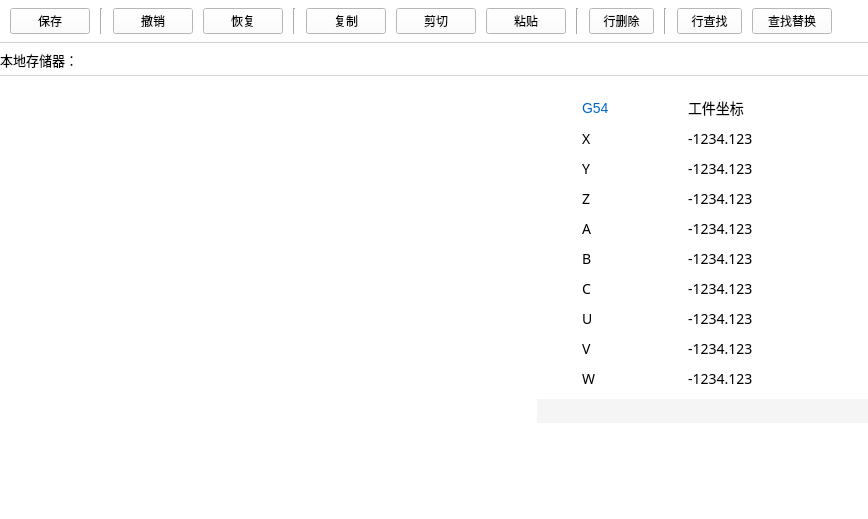
Above: client/programeditbar.ui from DandiacalMonkey/ltp before the change. Below: the same form after it.
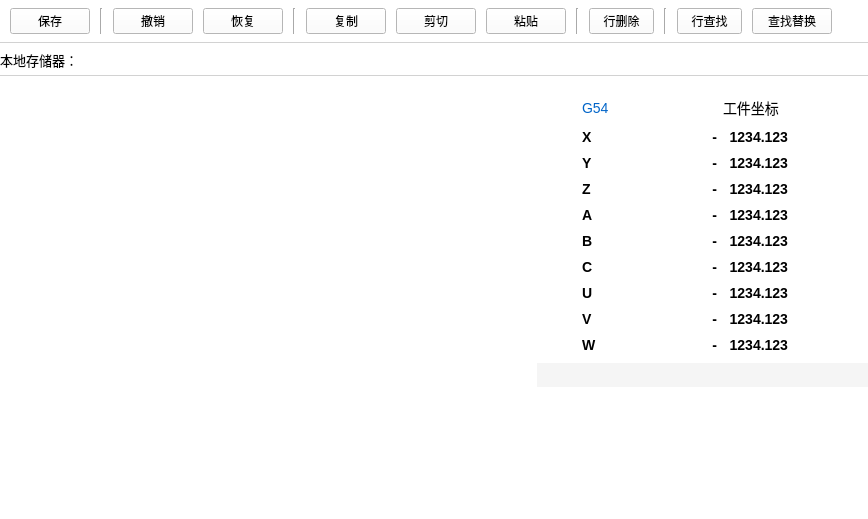
That is the form after the change. Custom widgets are drawn as their Qt base class.

```diff
--- a/client/programeditbar.ui
+++ b/client/programeditbar.ui
@@ -245,26 +245,6 @@
            <property name="verticalSpacing">
             <number>10</number>
            </property>
-           <item row="1" column="1">
-            <widget class="QLabel" name="workpieceCoordinateAxesX_">
-             <property name="styleSheet">
-              <string notr="true">font:14px Arial Bold;</string>
-             </property>
-             <property name="text">
-              <string>-1234.123</string>
-             </property>
-            </widget>
-           </item>
-           <item row="1" column="0">
-            <widget class="QLabel" name="axesLabelX_">
-             <property name="styleSheet">
-              <string notr="true">font:14px Arial Bold;</string>
-             </property>
-             <property name="text">
-              <string>X</string>
-             </property>
-            </widget>
-           </item>
            <item row="0" column="0">
             <widget class="QLabel" name="currentWorkpieceCoordinate_">
              <property name="styleSheet">
@@ -275,173 +255,337 @@
              </property>
             </widget>
            </item>
-           <item row="0" column="1">
-            <widget class="QLabel" name="label_3">
+           <item row="1" column="2">
+            <widget class="QLabel" name="workpieceCoordinateAxesX_">
              <property name="styleSheet">
-              <string notr="true">font:14px SIMHEI;</string>
+              <string notr="true">font:Bold 14px Arial;</string>
              </property>
              <property name="text">
-              <string>工件坐标</string>
+              <string>1234.123</string>
+             </property>
+             <property name="alignment">
+              <set>Qt::AlignRight|Qt::AlignTrailing|Qt::AlignVCenter</set>
              </property>
             </widget>
            </item>
-           <item row="7" column="0">
-            <widget class="QLabel" name="axesLabelU_">
+           <item row="1" column="0">
+            <widget class="QLabel" name="axesLabelX_">
              <property name="styleSheet">
-              <string notr="true">font:14px Arial Bold;</string>
+              <string notr="true">font:Bold 14px Arial;</string>
              </property>
              <property name="text">
-              <string>U</string>
+              <string>X</string>
              </property>
             </widget>
            </item>
            <item row="6" column="0">
             <widget class="QLabel" name="axesLabelC_">
              <property name="styleSheet">
-              <string notr="true">font:14px Arial Bold;</string>
+              <string notr="true">font:Bold 14px Arial;</string>
              </property>
              <property name="text">
               <string>C</string>
              </property>
             </widget>
            </item>
-           <item row="8" column="0">
-            <widget class="QLabel" name="axesLabelV_">
+           <item row="7" column="0">
+            <widget class="QLabel" name="axesLabelU_">
              <property name="styleSheet">
-              <string notr="true">font:14px Arial Bold;</string>
+              <string notr="true">font:Bold 14px Arial;</string>
              </property>
              <property name="text">
-              <string>V</string>
+              <string>U</string>
+             </property>
+            </widget>
+           </item>
+           <item row="0" column="2">
+            <widget class="QLabel" name="label_3">
+             <property name="styleSheet">
+              <string notr="true">font:14px SIMHEI;</string>
+             </property>
+             <property name="text">
+              <string>工件坐标</string>
              </property>
             </widget>
            </item>
            <item row="2" column="0">
             <widget class="QLabel" name="axesLabelY_">
              <property name="styleSheet">
-              <string notr="true">font:14px Arial Bold;</string>
+              <string notr="true">font:Bold 14px Arial;</string>
              </property>
              <property name="text">
               <string>Y</string>
              </property>
             </widget>
            </item>
-           <item row="5" column="0">
-            <widget class="QLabel" name="axesLabelB_">
+           <item row="8" column="0">
+            <widget class="QLabel" name="axesLabelV_">
              <property name="styleSheet">
-              <string notr="true">font:14px Arial Bold;</string>
+              <string notr="true">font:Bold 14px Arial;</string>
              </property>
              <property name="text">
-              <string>B</string>
-             </property>
-            </widget>
-           </item>
-           <item row="4" column="0">
-            <widget class="QLabel" name="axesLabelA_">
-             <property name="styleSheet">
-              <string notr="true">font:14px Arial Bold;</string>
-             </property>
-             <property name="text">
-              <string>A</string>
+              <string>V</string>
              </property>
             </widget>
            </item>
            <item row="3" column="0">
             <widget class="QLabel" name="axesLabelZ_">
              <property name="styleSheet">
-              <string notr="true">font:14px Arial Bold;</string>
+              <string notr="true">font:Bold 14px Arial;</string>
              </property>
              <property name="text">
               <string>Z</string>
              </property>
             </widget>
            </item>
+           <item row="4" column="0">
+            <widget class="QLabel" name="axesLabelA_">
+             <property name="styleSheet">
+              <string notr="true">font:Bold 14px Arial;</string>
+             </property>
+             <property name="text">
+              <string>A</string>
+             </property>
+            </widget>
+           </item>
+           <item row="5" column="0">
+            <widget class="QLabel" name="axesLabelB_">
+             <property name="styleSheet">
+              <string notr="true">font:Bold 14px Arial;</string>
+             </property>
+             <property name="text">
+              <string>B</string>
+             </property>
+            </widget>
+           </item>
+           <item row="2" column="2">
+            <widget class="QLabel" name="workpieceCoordinateAxesY_">
+             <property name="styleSheet">
+              <string notr="true">font:Bold 14px Arial;</string>
+             </property>
+             <property name="text">
+              <string>1234.123</string>
+             </property>
+             <property name="alignment">
+              <set>Qt::AlignRight|Qt::AlignTrailing|Qt::AlignVCenter</set>
+             </property>
+            </widget>
+           </item>
+           <item row="3" column="2">
+            <widget class="QLabel" name="workpieceCoordinateAxesZ_">
+             <property name="styleSheet">
+              <string notr="true">font:Bold 14px Arial;</string>
+             </property>
+             <property name="text">
+              <string>1234.123</string>
+             </property>
+             <property name="alignment">
+              <set>Qt::AlignRight|Qt::AlignTrailing|Qt::AlignVCenter</set>
+             </property>
+            </widget>
+           </item>
            <item row="9" column="0">
             <widget class="QLabel" name="axesLabelW_">
              <property name="styleSheet">
-              <string notr="true">font:14px Arial Bold;</string>
+              <string notr="true">font:Bold 14px Arial;</string>
              </property>
              <property name="text">
               <string>W</string>
              </property>
             </widget>
            </item>
+           <item row="6" column="2">
+            <widget class="QLabel" name="workpieceCoordinateAxesC_">
+             <property name="styleSheet">
+              <string notr="true">font:Bold 14px Arial;</string>
+             </property>
+             <property name="text">
+              <string>1234.123</string>
+             </property>
+             <property name="alignment">
+              <set>Qt::AlignRight|Qt::AlignTrailing|Qt::AlignVCenter</set>
+             </property>
+            </widget>
+           </item>
+           <item row="4" column="2">
+            <widget class="QLabel" name="workpieceCoordinateAxesA_">
+             <property name="styleSheet">
+              <string notr="true">font:Bold 14px Arial;</string>
+             </property>
+             <property name="text">
+              <string>1234.123</string>
+             </property>
+             <property name="alignment">
+              <set>Qt::AlignRight|Qt::AlignTrailing|Qt::AlignVCenter</set>
+             </property>
+            </widget>
+           </item>
+           <item row="5" column="2">
+            <widget class="QLabel" name="workpieceCoordinateAxesB_">
+             <property name="styleSheet">
+              <string notr="true">font:Bold 14px Arial;</string>
+             </property>
+             <property name="text">
+              <string>1234.123</string>
+             </property>
+             <property name="alignment">
+              <set>Qt::AlignRight|Qt::AlignTrailing|Qt::AlignVCenter</set>
+             </property>
+            </widget>
+           </item>
+           <item row="8" column="2">
+            <widget class="QLabel" name="workpieceCoordinateAxesV_">
+             <property name="styleSheet">
+              <string notr="true">font:Bold 14px Arial;</string>
+             </property>
+             <property name="text">
+              <string>1234.123</string>
+             </property>
+             <property name="alignment">
+              <set>Qt::AlignRight|Qt::AlignTrailing|Qt::AlignVCenter</set>
+             </property>
+            </widget>
+           </item>
+           <item row="7" column="2">
+            <widget class="QLabel" name="workpieceCoordinateAxesU_">
+             <property name="styleSheet">
+              <string notr="true">font:Bold 14px Arial;</string>
+             </property>
+             <property name="text">
+              <string>1234.123</string>
+             </property>
+             <property name="alignment">
+              <set>Qt::AlignRight|Qt::AlignTrailing|Qt::AlignVCenter</set>
+             </property>
+            </widget>
+           </item>
+           <item row="9" column="2">
+            <widget class="QLabel" name="workpieceCoordinateAxesW_">
+             <property name="styleSheet">
+              <string notr="true">font:Bold 14px Arial;</string>
+             </property>
+             <property name="text">
+              <string>1234.123</string>
+             </property>
+             <property name="alignment">
+              <set>Qt::AlignRight|Qt::AlignTrailing|Qt::AlignVCenter</set>
+             </property>
+            </widget>
+           </item>
+           <item row="1" column="1">
+            <widget class="QLabel" name="workpieceCoordinateSymbolX_">
+             <property name="styleSheet">
+              <string notr="true">font:Bold 14px Arial;</string>
+             </property>
+             <property name="text">
+              <string>-</string>
+             </property>
+             <property name="alignment">
+              <set>Qt::AlignRight|Qt::AlignTrailing|Qt::AlignVCenter</set>
+             </property>
+            </widget>
+           </item>
            <item row="2" column="1">
-            <widget class="QLabel" name="workpieceCoordinateAxesY_">
+            <widget class="QLabel" name="workpieceCoordinateSymbolY_">
              <property name="styleSheet">
-              <string notr="true">font:14px Arial Bold;</string>
+              <string notr="true">font:Bold 14px Arial;</string>
              </property>
              <property name="text">
-              <string>-1234.123</string>
+              <string>-</string>
+             </property>
+             <property name="alignment">
+              <set>Qt::AlignRight|Qt::AlignTrailing|Qt::AlignVCenter</set>
              </property>
             </widget>
            </item>
            <item row="3" column="1">
-            <widget class="QLabel" name="workpieceCoordinateAxesZ_">
+            <widget class="QLabel" name="workpieceCoordinateSymbolZ_">
              <property name="styleSheet">
-              <string notr="true">font:14px Arial Bold;</string>
+              <string notr="true">font:Bold 14px Arial;</string>
              </property>
              <property name="text">
-              <string>-1234.123</string>
+              <string>-</string>
+             </property>
+             <property name="alignment">
+              <set>Qt::AlignRight|Qt::AlignTrailing|Qt::AlignVCenter</set>
              </property>
             </widget>
            </item>
            <item row="4" column="1">
-            <widget class="QLabel" name="workpieceCoordinateAxesA_">
+            <widget class="QLabel" name="workpieceCoordinateSymbolA_">
              <property name="styleSheet">
-              <string notr="true">font:14px Arial Bold;</string>
+              <string notr="true">font:Bold 14px Arial;</string>
              </property>
              <property name="text">
-              <string>-1234.123</string>
+              <string>-</string>
+             </property>
+             <property name="alignment">
+              <set>Qt::AlignRight|Qt::AlignTrailing|Qt::AlignVCenter</set>
              </property>
             </widget>
            </item>
            <item row="5" column="1">
-            <widget class="QLabel" name="workpieceCoordinateAxesB_">
+            <widget class="QLabel" name="workpieceCoordinateSymbolB_">
              <property name="styleSheet">
-              <string notr="true">font:14px Arial Bold;</string>
+              <string notr="true">font:Bold 14px Arial;</string>
              </property>
              <property name="text">
-              <string>-1234.123</string>
+              <string>-</string>
+             </property>
+             <property name="alignment">
+              <set>Qt::AlignRight|Qt::AlignTrailing|Qt::AlignVCenter</set>
              </property>
             </widget>
            </item>
            <item row="6" column="1">
-            <widget class="QLabel" name="workpieceCoordinateAxesC_">
+            <widget class="QLabel" name="workpieceCoordinateSymbolC_">
              <property name="styleSheet">
-              <string notr="true">font:14px Arial Bold;</string>
+              <string notr="true">font:Bold 14px Arial;</string>
              </property>
              <property name="text">
-              <string>-1234.123</string>
+              <string>-</string>
+             </property>
+             <property name="alignment">
+              <set>Qt::AlignRight|Qt::AlignTrailing|Qt::AlignVCenter</set>
              </property>
             </widget>
            </item>
            <item row="7" column="1">
-            <widget class="QLabel" name="workpieceCoordinateAxesU_">
+            <widget class="QLabel" name="workpieceCoordinateSymbolU_">
              <property name="styleSheet">
-              <string notr="true">font:14px Arial Bold;</string>
+              <string notr="true">font:Bold 14px Arial;</string>
              </property>
              <property name="text">
-              <string>-1234.123</string>
+              <string>-</string>
+             </property>
+             <property name="alignment">
+              <set>Qt::AlignRight|Qt::AlignTrailing|Qt::AlignVCenter</set>
              </property>
             </widget>
            </item>
            <item row="8" column="1">
-            <widget class="QLabel" name="workpieceCoordinateAxesV_">
+            <widget class="QLabel" name="workpieceCoordinateSymbolV_">
              <property name="styleSheet">
-              <string notr="true">font:14px Arial Bold;</string>
+              <string notr="true">font:Bold 14px Arial;</string>
              </property>
              <property name="text">
-              <string>-1234.123</string>
+              <string>-</string>
+             </property>
+             <property name="alignment">
+              <set>Qt::AlignRight|Qt::AlignTrailing|Qt::AlignVCenter</set>
              </property>
             </widget>
            </item>
            <item row="9" column="1">
-            <widget class="QLabel" name="workpieceCoordinateAxesW_">
+            <widget class="QLabel" name="workpieceCoordinateSymbolW_">
              <property name="styleSheet">
-              <string notr="true">font:14px Arial Bold;</string>
+              <string notr="true">font:Bold 14px Arial;</string>
              </property>
              <property name="text">
-              <string>-1234.123</string>
+              <string>-</string>
+             </property>
+             <property name="alignment">
+              <set>Qt::AlignRight|Qt::AlignTrailing|Qt::AlignVCenter</set>
              </property>
             </widget>
            </item>
```
